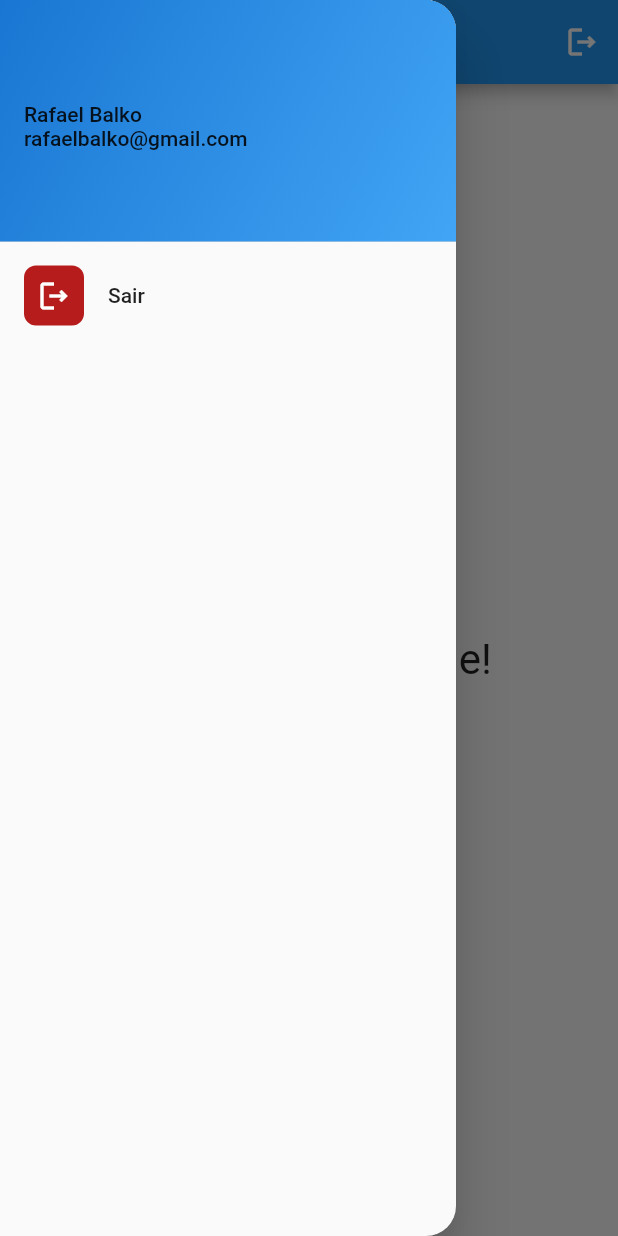
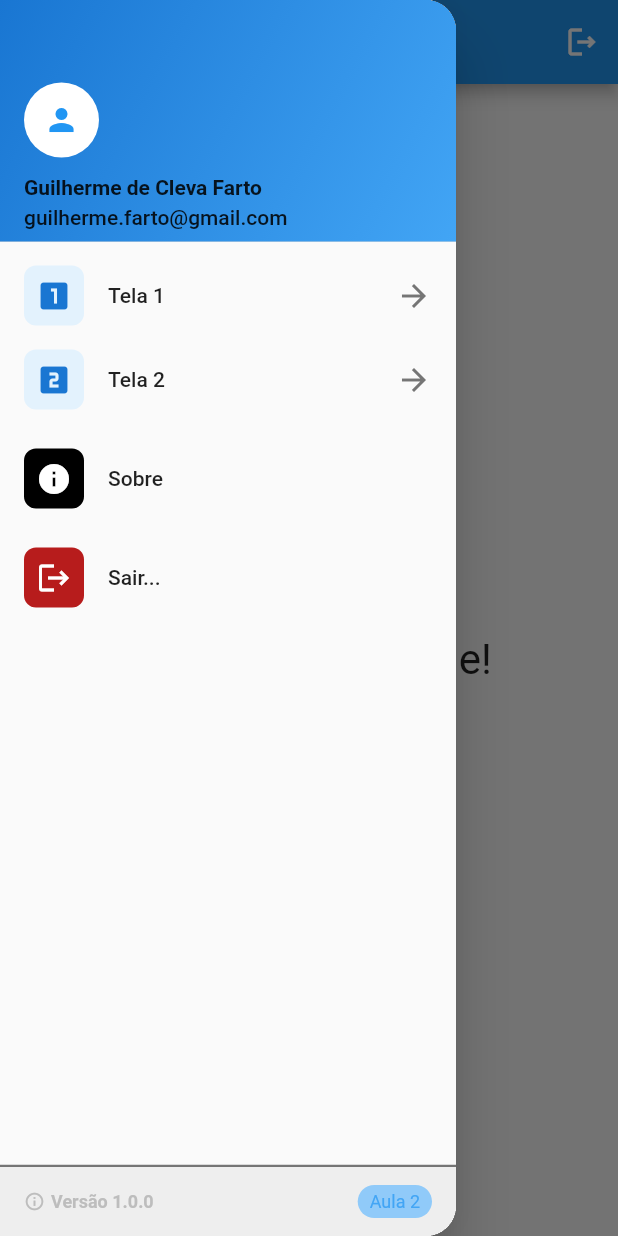
Before and after one commit to rafabalko/project-mobile, a Flutter app: the HomePageWidget screen opened directly, with the side drawer open, on a phone screen of 412 x 824 dp. Run offline on Flutter 3.47's test engine with Material 3 defaults, Android fonts, the phone set to English and light mode, and no system bars; our stand-ins replace shared_preferences; accounts and stored records are empty.

Commit message:
Modificação na home page

```diff
--- a/lib/screens/home_page_widget.dart
+++ b/lib/screens/home_page_widget.dart
@@ -1,6 +1,8 @@
 import 'package:aula1_hello_flutter/screens/login_page_widget.dart';
+import 'package:aula1_hello_flutter/screens/tela1_widget.dart';
+import 'package:aula1_hello_flutter/screens/tela2_widget.dart';
+import 'package:aula1_hello_flutter/services/auth_service.dart';
 import 'package:flutter/material.dart';
-import 'package:aula1_hello_flutter/services/auth_service.dart';
 
 class HomePageWidget extends StatefulWidget {
   const HomePageWidget({super.key});
@@ -28,8 +30,8 @@ class _HomePageWidgetState extends State<HomePageWidget> {
       barrierDismissible: false,
       builder: (context) {
         return AlertDialog(
-          title: Text('Atenção!'),
-          content: Text('Deseja realmente sair?'),
+          title: Text('Atenção'),
+          content: Text('Deseja sair da aplicação?'),
           actions: [
             TextButton(
               onPressed: () => Navigator.of(context).pop(),
@@ -54,6 +56,31 @@ class _HomePageWidgetState extends State<HomePageWidget> {
     );
   }
 
+  void _showAboutDialog(BuildContext context) {
+    showAboutDialog(
+      context: context,
+      applicationIcon: Icon(Icons.cast_for_education),
+      applicationName: 'Aula 2 - Navegação',
+      applicationVersion: '1.0.0',
+      applicationLegalese: 'Todos os diretos reservados',
+      children: [
+        SizedBox(height: 10),
+        Text(
+          'ADS FEMA 2026',
+          style: TextStyle(fontSize: 20, fontWeight: FontWeight.bold),
+        ),
+        SizedBox(height: 10),
+        Row(
+          children: [
+            Icon(Icons.check_box_outlined, color: Colors.green),
+            SizedBox(width: 4),
+            Text('Uso do Navigator'),
+          ],
+        )
+      ],
+    );
+  }
+
   @override
   Widget build(BuildContext context) {
     return Scaffold(
@@ -61,16 +88,14 @@ class _HomePageWidgetState extends State<HomePageWidget> {
         title: Text('Home Page'),
         actions: [
           IconButton(
-            onPressed: () {
-              _showLogoutDialog(context);
-            },
+            onPressed: () => _showLogoutDialog(context),
             icon: Icon(Icons.logout_outlined),
           ),
         ],
       ),
       drawer: Drawer(
         shape: RoundedRectangleBorder(
-          borderRadius: BorderRadius.only(
+          borderRadius: BorderRadiusGeometry.only(
             topRight: Radius.circular(20),
             bottomRight: Radius.circular(20),
           ),
@@ -86,21 +111,89 @@ class _HomePageWidgetState extends State<HomePageWidget> {
                       gradient: LinearGradient(
                         begin: Alignment.topLeft,
                         end: Alignment.bottomRight,
-                        colors: [
-                          Colors.blue.shade700,
-                          Colors.blue.shade400,
-                        ],
+                        colors: [Colors.blue.shade700, Colors.blue.shade400],
                       ),
                     ),
                     child: Column(
-                      mainAxisAlignment: MainAxisAlignment.center,
+                      mainAxisAlignment: MainAxisAlignment.end,
                       crossAxisAlignment: CrossAxisAlignment.start,
                       children: [
-                        Text('Rafael Balko'),
-                        Text('rafaelbalko@gmail.com'),
+                        CircleAvatar(
+                          radius: 25,
+                          backgroundColor: Colors.white,
+                          child: Icon(Icons.person, color: Colors.blue),
+                        ),
+                        SizedBox(height: 12),
+                        Text(
+                          'Guilherme de Cleva Farto',
+                          style: TextStyle(fontWeight: FontWeight.bold),
+                        ),
+                        SizedBox(height: 4),
+                        Text('guilherme.farto@gmail.com'),
                       ],
                     ),
                   ),
+                  ListTile(
+                    leading: Container(
+                      padding: const EdgeInsets.all(8),
+                      decoration: BoxDecoration(
+                        color: Colors.blue.shade50,
+                        borderRadius: BorderRadius.circular(8),
+                      ),
+                      child: Icon(Icons.looks_one, color: Colors.blue.shade700),
+                    ),
+                    title: Text('Tela 1'),
+                    trailing: Icon(
+                      Icons.arrow_forward,
+                      color: Colors.grey.shade600,
+                    ),
+                    onTap: () {
+                      // encerrar (fechar) o menu lateral
+                      Navigator.of(context).pop();
+                      Navigator.of(context).push(
+                        MaterialPageRoute(builder: (context) => Tela1Widget()),
+                      );
+                    },
+                  ),
+                  ListTile(
+                    leading: Container(
+                      padding: const EdgeInsets.all(8),
+                      decoration: BoxDecoration(
+                        color: Colors.blue.shade50,
+                        borderRadius: BorderRadius.circular(8),
+                      ),
+                      child: Icon(Icons.looks_two, color: Colors.blue.shade700),
+                    ),
+                    title: Text('Tela 2'),
+                    trailing: Icon(
+                      Icons.arrow_forward,
+                      color: Colors.grey.shade600,
+                    ),
+                    onTap: () {
+                      // encerrar (fechar) o menu lateral
+                      Navigator.of(context).pop();
+                      Navigator.of(context).push(
+                        MaterialPageRoute(builder: (context) => Tela2Widget()),
+                      );
+                    },
+                  ),
+                  SizedBox(height: 10),
+                  ListTile(
+                    leading: Container(
+                      padding: EdgeInsets.all(8),
+                      decoration: BoxDecoration(
+                        color: Colors.black,
+                        borderRadius: BorderRadius.circular(8),
+                      ),
+                      child: Icon(Icons.info, color: Colors.white),
+                    ),
+                    title: Text('Sobre'),
+                    onTap: () {
+                      Navigator.of(context).pop();
+                      _showAboutDialog(context);
+                    },
+                  ),
+                  SizedBox(height: 10),
                   ListTile(
                     leading: Container(
                       padding: EdgeInsets.all(8),
@@ -108,10 +201,59 @@ class _HomePageWidgetState extends State<HomePageWidget> {
                         color: Colors.red.shade900,
                         borderRadius: BorderRadius.circular(8),
                       ),
-                      child: Icon(Icons.logout_outlined, color: Colors.white),
+                      child: Icon(Icons.logout, color: Colors.white),
                     ),
-                    title: Text('Sair'),
+                    title: Text('Sair...'),
                     onTap: () => _showLogoutDialog(context),
+                  ),
+                ],
+              ),
+            ),
+            Container(
+              decoration: BoxDecoration(
+                color: Colors.grey.shade200,
+                border: Border(
+                  top: BorderSide(color: Colors.grey.shade600, width: 1.5),
+                ),
+              ),
+              padding: const EdgeInsets.symmetric(vertical: 12, horizontal: 16),
+              child: Row(
+                mainAxisAlignment: MainAxisAlignment.spaceBetween,
+                children: [
+                  Row(
+                    children: [
+                      Icon(
+                        Icons.info_outlined,
+                        size: 14,
+                        color: Colors.grey.shade400,
+                      ),
+                      SizedBox(width: 4),
+                      Text(
+                        'Versão 1.0.0',
+                        style: TextStyle(
+                          color: Colors.grey.shade400,
+                          fontSize: 12,
+                          fontWeight: FontWeight.bold,
+                        ),
+                      ),
+                    ],
+                  ),
+                  Container(
+                    padding: const EdgeInsets.symmetric(
+                      horizontal: 8,
+                      vertical: 4,
+                    ),
+                    decoration: BoxDecoration(
+                      color: Colors.blue.shade200,
+                      borderRadius: BorderRadius.circular(12),
+                    ),
+                    child: Text(
+                      'Aula 2',
+                      style: TextStyle(
+                        color: Colors.blue.shade400,
+                        fontSize: 12,
+                      ),
+                    ),
                   ),
                 ],
               ),
@@ -120,10 +262,7 @@ class _HomePageWidgetState extends State<HomePageWidget> {
         ),
       ),
       body: Center(
-        child: Text(
-          'Bem-vindo à Home!',
-          style: TextStyle(fontSize: 28),
-        ),
+        child: Text('Bem-vindo à Home!', style: TextStyle(fontSize: 28)),
       ),
     );
   }
```
